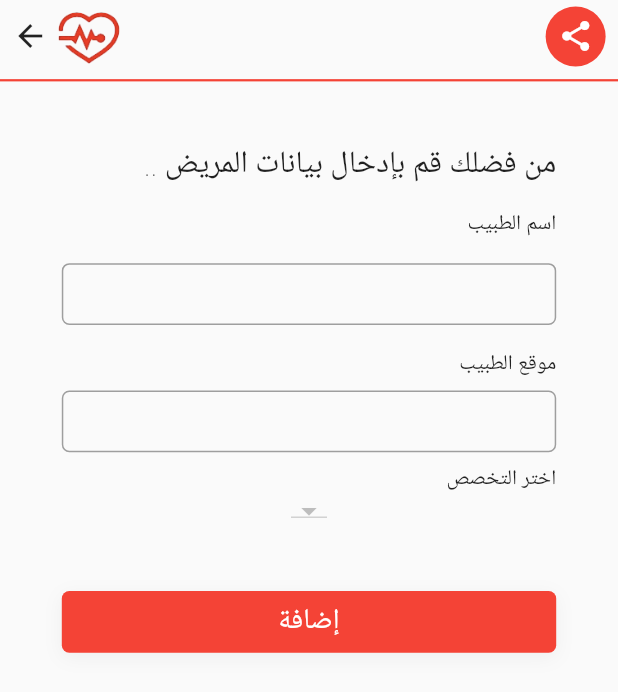
After one commit to A7mDM3tSiM/anger, a Flutter app: the AddDoctorView screen opened by its route, on a phone screen of 412 x 824 dp. The commit adds this screen. Shown: the top 692 px of the screen. Run offline on Flutter 3.47's test engine with Material 2 defaults, Android fonts, the phone set to English and light mode, and no system bars; our stand-ins replace cloud_firestore, dio, firebase_core, fluttertoast; missing offline and left inert: ussd_advanced; accounts and stored records are empty.

Commit message:
add dcotors

```diff
--- a/lib/components/routes/routes.dart
+++ b/lib/components/routes/routes.dart
@@ -1,3 +1,5 @@
+import 'package:angiz/view/admin/add_doctor_view.dart';
+import 'package:angiz/view/admin/admin_view.dart';
 import 'package:angiz/view/book/book_view.dart';
 import 'package:angiz/view/home/contact_us_view.dart';
 import 'package:angiz/view/home/home_view.dart';
@@ -12,6 +14,8 @@ class Routes {
   static String bookRoute = '/book';
   static String paymentRoute = '/payment';
   static String contactUsRoute = '/contact_us';
+  static String adminRoute = '/admin';
+  static String addDoctorRoute = '/add_doctor';
 
   /// a set contain all the app routes assigned to widgets
   // (_) is context but it's not needed
@@ -21,5 +25,7 @@ class Routes {
     bookRoute: (_) => const BookView(),
     paymentRoute: (_) => const PaymentView(),
     contactUsRoute: (_) => const ContactUsView(),
+    adminRoute: (_) => const AdminView(),
+    addDoctorRoute: (_) => const AddDoctorView(),
   };
 }
--- a/lib/main.dart
+++ b/lib/main.dart
@@ -1,3 +1,4 @@
+import 'package:angiz/provider/admin/admin_view_model.dart';
 import 'package:angiz/provider/doctor/doctor_view_model.dart';
 import 'package:firebase_core/firebase_core.dart';
 import 'package:flutter/material.dart';
@@ -42,6 +43,9 @@ class MyApp extends StatelessWidget {
         ChangeNotifierProvider<DoctorViewModel>(
           create: (_) => DoctorViewModel(),
         ),
+        ChangeNotifierProvider<AdminViewModel>(
+          create: (_) => AdminViewModel(),
+        ),
       ],
       child: Consumer<ThemeManegerProvider>(
         builder: (context, theme, _) {
--- /dev/null
+++ b/lib/models/admin/booking_model.dart
@@ -0,0 +1,31 @@
+class Booking {
+  final String? name;
+  final String? number;
+  final String? date;
+  final String? doctor;
+
+  const Booking({
+    this.name,
+    this.number,
+    this.date,
+    this.doctor,
+  });
+
+  factory Booking.fromJson(Map<String, dynamic>? data) {
+    return Booking(
+      name: data?['name'],
+      number: data?['number'],
+      date: data?['date'],
+      doctor: data?['doctor'],
+    );
+  }
+
+  Map<String, dynamic> toJson() {
+    return {
+      'name': name,
+      'number': number,
+      'date': date,
+      'doctor': doctor,
+    };
+  }
+}
--- /dev/null
+++ b/lib/provider/admin/admin_view_model.dart
@@ -0,0 +1,108 @@
+import 'package:angiz/models/admin/admin_repo.dart';
+import 'package:angiz/models/doctor/doctor_model.dart';
+import 'package:angiz/provider/doctor/doctor_view_model.dart';
+import 'package:flutter/material.dart';
+import 'package:fluttertoast/fluttertoast.dart';
+import 'package:provider/provider.dart';
+
+class AdminViewModel extends ChangeNotifier {
+  final _adminRepo = AdminRepo();
+  final nameCtrl = TextEditingController();
+  final locationCtrl = TextEditingController();
+
+  String? currentSpec = "باطنية";
+
+  var _isLoading = false;
+  bool get isLoading => _isLoading;
+
+  void _startLoading() {
+    _isLoading = true;
+    notifyListeners();
+  }
+
+  void _stopLoading() {
+    _isLoading = false;
+    notifyListeners();
+  }
+
+  void serCurrentSpec(String newSpec) {
+    currentSpec = newSpec;
+    notifyListeners();
+  }
+
+  List<DropdownMenuItem> specItem(BuildContext context) {
+    final specs = context.read<DoctorViewModel>().specs;
+    final w = MediaQuery.of(context).size.width;
+    final list = <DropdownMenuItem>[];
+
+    for (final item in specs) {
+      list.add(
+        DropdownMenuItem(
+          value: item,
+          child: SizedBox(width: w * 0.76, child: Text(item)),
+        ),
+      );
+    }
+
+    return list;
+  }
+
+  bool checkFields() {
+    if (nameCtrl.text.trim().isEmpty) {
+      Fluttertoast.showToast(
+        msg: 'أدخل اسم الطبيب أولاً',
+        backgroundColor: Colors.red,
+        fontSize: 17,
+      );
+      return false;
+    }
+    if (locationCtrl.text.trim().isEmpty) {
+      Fluttertoast.showToast(
+        msg: 'أخل موقع الظبيب أولاً',
+        backgroundColor: Colors.red,
+        fontSize: 17,
+      );
+      return false;
+    }
+
+    return true;
+  }
+
+  void addDoctor() async {
+    _startLoading();
+
+    // craete doctor instance
+    final doc = Doctor(
+      name: nameCtrl.text.trim(),
+      spec: currentSpec,
+      location: locationCtrl.text.trim(),
+    );
+
+    // send to firestore
+    final res = await _adminRepo.addDoctor(doc);
+
+    // handle response to notify the user
+    if (res != null) {
+      resetValues();
+      Fluttertoast.showToast(
+        msg: 'تم إضافة الطبيب ينجاح',
+        backgroundColor: Colors.green,
+        fontSize: 17,
+      );
+    } else {
+      Fluttertoast.showToast(
+        msg: 'حدث خطأ، حاول مجدداََ',
+        backgroundColor: Colors.red,
+        fontSize: 17,
+      );
+    }
+
+    _stopLoading();
+  }
+
+  resetValues() {
+    nameCtrl.clear();
+    locationCtrl.clear();
+    currentSpec = "باطنية";
+  }
+}
--- /dev/null
+++ b/lib/view/admin/add_doctor_view.dart
@@ -0,0 +1,184 @@
+import 'package:flutter/material.dart';
+import 'package:provider/provider.dart';
+
+import '../../provider/admin/admin_view_model.dart';
+import '../../services/navigation_service.dart';
+
+class AddDoctorView extends StatelessWidget {
+  const AddDoctorView({super.key});
+
+  @override
+  Widget build(BuildContext context) {
+    final h = MediaQuery.of(context).size.height;
+    final w = MediaQuery.of(context).size.width;
+
+    return Scaffold(
+      body: SafeArea(
+        child: Column(
+          children: [
+            Padding(
+              padding: EdgeInsets.symmetric(horizontal: w * 0.02),
+              child: Row(
+                mainAxisAlignment: MainAxisAlignment.spaceBetween,
+                children: [
+                  GestureDetector(
+                    onTap: () => NavigationService.pop(),
+                    child: Row(
+                      children: [
+                        const Icon(Icons.arrow_back),
+                        Image.asset(
+                          "assets/app_logo.png",
+                          width: w * 0.13,
+                        ),
+                      ],
+                    ),
+                  ),
+                  Container(
+                    decoration: BoxDecoration(
+                      color: Colors.red,
+                      borderRadius: BorderRadius.circular(360),
+                    ),
+                    padding: const EdgeInsets.all(8),
+                    child: const Icon(
+                      Icons.share,
+                      color: Colors.white,
+                    ),
+                  ),
+                ],
+              ),
+            ),
+            SizedBox(height: h * 0.005),
+            Container(
+              height: 1.5,
+              color: Colors.red,
+            ),
+            SizedBox(height: h * 0.05),
+            Padding(
+              padding: EdgeInsets.symmetric(horizontal: w * 0.1),
+              child: Align(
+                alignment: Alignment.centerRight,
+                child: Text(
+                  ".. من فضلك قم بإدخال بيانات المريض",
+                  style: TextStyle(
+                    fontSize: h * 0.025,
+                    fontWeight: FontWeight.w200,
+                  ),
+                ),
+              ),
+            ),
+            SizedBox(height: h * 0.02),
+            Padding(
+              padding: EdgeInsets.symmetric(horizontal: w * 0.1),
+              child: const Align(
+                alignment: Alignment.centerRight,
+                child: Text("اسم الطبيب"),
+              ),
+            ),
+            SizedBox(height: h * 0.02),
+            Container(
+              width: w * 0.8,
+              height: h * 0.05,
+              decoration: BoxDecoration(
+                border: Border.all(width: 1, color: Colors.grey),
+                borderRadius: BorderRadius.circular(5),
+              ),
+              child: Consumer<AdminViewModel>(
+                builder: (_, admin, __) => TextField(
+                  controller: admin.nameCtrl,
+                  textDirection: TextDirection.rtl,
+                  decoration: const InputDecoration(
+                    border: InputBorder.none,
+                    fillColor: Colors.transparent,
+                  ),
+                ),
+              ),
+            ),
+            SizedBox(height: h * 0.02),
+            Padding(
+              padding: EdgeInsets.symmetric(horizontal: w * 0.1),
+              child: const Align(
+                alignment: Alignment.centerRight,
+                child: Text("موقع الطبيب"),
+              ),
+            ),
+            SizedBox(height: h * 0.01),
+            Container(
+              width: w * 0.8,
+              height: h * 0.05,
+              decoration: BoxDecoration(
+                border: Border.all(width: 1, color: Colors.grey),
+                borderRadius: BorderRadius.circular(5),
+              ),
+              child: Consumer<AdminViewModel>(
+                builder: (_, admin, __) => TextField(
+                  controller: admin.locationCtrl,
+                  textDirection: TextDirection.rtl,
+                  decoration: const InputDecoration(
+                    border: InputBorder.none,
+                    fillColor: Colors.transparent,
+                  ),
+                ),
+              ),
+            ),
+            SizedBox(height: h * 0.01),
+            Padding(
+              padding: EdgeInsets.symmetric(horizontal: w * 0.1),
+              child: const Align(
+                alignment: Alignment.centerRight,
+                child: Text("اختر التخصص"),
+              ),
+            ),
+            Consumer<AdminViewModel>(
+              builder: (_, admin, __) => DropdownButton(
+                items: admin.specItem(context),
+                value: admin.currentSpec,
+                onChanged: (value) => admin.serCurrentSpec(value),
+              ),
+            ),
+            SizedBox(height: h * 0.05),
+            Consumer<AdminViewModel>(
+              builder: (_, admin, __) {
+                if (admin.isLoading) {
+                  return const CircularProgressIndicator(
+                    color: Colors.red,
+                  );
+                }
+                return GestureDetector(
+                  onTap: () {
+                    if (admin.checkFields()) {
+                      admin.addDoctor();
+                    }
+                  },
+                  child: Container(
+                    width: w * 0.8,
+                    height: h * 0.05,
+                    decoration: BoxDecoration(
+                      color: Colors.red,
+                      borderRadius: BorderRadius.circular(5),
+                      boxShadow: [
+                        BoxShadow(
+                          color: Colors.grey[200]!,
+                          blurRadius: 10,
+                          offset: const Offset(0, 3),
+                        ),
+                      ],
+                    ),
+                    child: Center(
+                      child: Text(
+                        "إضافة",
+                        style: TextStyle(
+                          color: Colors.white,
+                          fontSize: h * 0.023,
+                        ),
+                      ),
+                    ),
+                  ),
+                );
+              },
+            ),
+          ],
+        ),
+      ),
+    );
+  }
+}
```
Also changed, not shown: lib/models/admin/admin_repo.dart (added, +33 -0 lines), lib/models/doctor/doctor_model.dart (+9 -0 lines), lib/provider/doctor/doctor_view_model.dart (+25 -2 lines), lib/view/admin/admin_view.dart (added, +107 -0 lines), lib/view/home/home_view.dart (+14 -1 lines), 2 other files.
